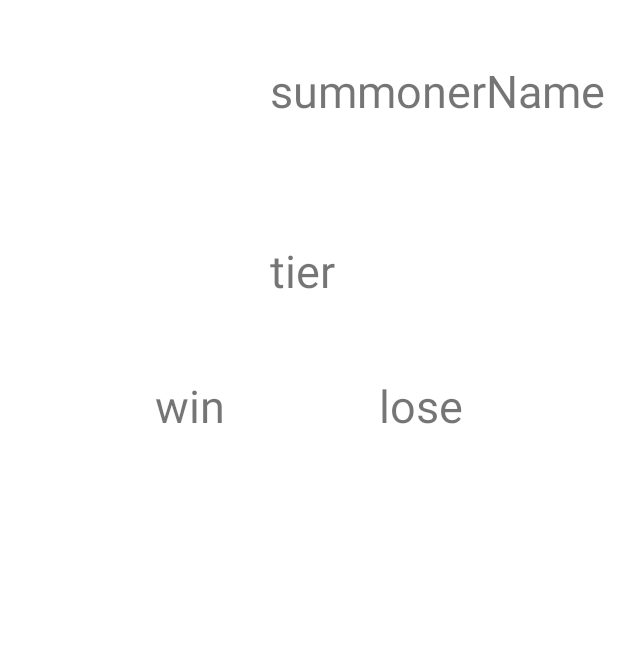
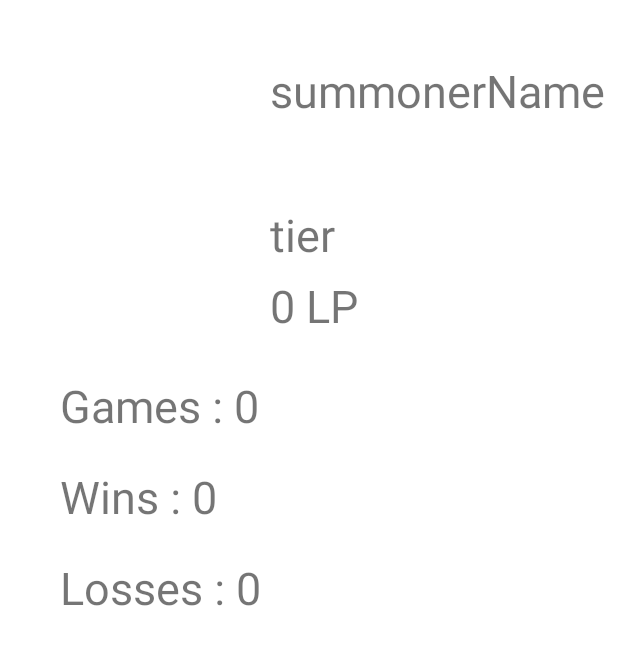
Before and after one commit to silverthreadk/TFTStatistics, an Android app: the layout fragment_summoner.xml on its own in the app's theme, with its tools: preview values and no code run, on a phone screen of 412 x 824 dp. Shown: the top 645 px of the screen. Run offline under Robolectric (Android 15) with nearby library versions, the phone set to English and light mode, and no system bars.

Commit message:
Update to show league entry by summoner

```diff
--- a/app/src/main/java/com/silverthread/tftstatistics/networking/RemoteApiService.kt
+++ b/app/src/main/java/com/silverthread/tftstatistics/networking/RemoteApiService.kt
@@ -1,5 +1,6 @@
 package com.silverthread.tftstatistics.networking
 
+import com.silverthread.tftstatistics.model.response.LeagueEntry
 import com.silverthread.tftstatistics.model.response.Summoner
 import retrofit2.Response
 import retrofit2.http.*
@@ -9,4 +10,7 @@ interface RemoteApiService {
     @GET("/tft/summoner/v1/summoners/by-name/{summonerName}")
     suspend fun getSummoner(@Path("summonerName") summonerName: String, @Query("api_key") apiKey: String): Response<Summoner>
 
+    @GET("/tft/league/v1/entries/by-summoner/{encryptedSummonerId}")
+    suspend fun getTFTLegueBySummoner(@Path("encryptedSummonerId") summonerName: String, @Query("api_key") apiKey: String): Response<Set<LeagueEntry>>
+
 }
--- a/app/src/main/res/layout/fragment_summoner.xml
+++ b/app/src/main/res/layout/fragment_summoner.xml
@@ -41,30 +41,82 @@
         android:layout_height="wrap_content"
         android:layout_marginStart="40dp"
         android:textSize="30sp"
-        app:layout_constraintBottom_toBottomOf="@+id/imageTierIcon"
+        app:layout_constraintBottom_toTopOf="@+id/leaguePoints"
         app:layout_constraintStart_toEndOf="@+id/imageTierIcon"
         app:layout_constraintTop_toTopOf="@+id/imageTierIcon"
         tools:text="tier" />
 
     <TextView
-        android:id="@+id/win"
+        android:id="@+id/leaguePoints"
+        android:layout_width="wrap_content"
+        android:layout_height="wrap_content"
+        android:layout_marginStart="40dp"
+        android:textSize="30sp"
+        app:layout_constraintBottom_toBottomOf="@+id/imageTierIcon"
+        app:layout_constraintStart_toEndOf="@+id/imageTierIcon"
+        app:layout_constraintTop_toBottomOf="@+id/tier"
+        tools:text="0 LP" />
+
+    <TextView
+        android:id="@+id/gamesLable"
+        android:layout_width="wrap_content"
+        android:layout_height="wrap_content"
+        android:layout_marginStart="40dp"
+        android:layout_marginTop="20dp"
+        android:text="Games : "
+        android:textSize="30sp"
+        app:layout_constraintStart_toStartOf="parent"
+        app:layout_constraintTop_toBottomOf="@+id/imageTierIcon"/>
+
+    <TextView
+        android:id="@+id/games"
         android:layout_width="wrap_content"
         android:layout_height="wrap_content"
         android:layout_marginTop="20dp"
         android:textSize="30sp"
-        app:layout_constraintEnd_toStartOf="@+id/lose"
-        app:layout_constraintStart_toStartOf="parent"
+        app:layout_constraintStart_toEndOf="@+id/gamesLable"
         app:layout_constraintTop_toBottomOf="@+id/imageTierIcon"
-        tools:text="win" />
+        tools:text="0" />
 
     <TextView
-        android:id="@+id/lose"
+        android:id="@+id/winsLable"
+        android:layout_width="wrap_content"
+        android:layout_height="wrap_content"
+        android:layout_marginStart="40dp"
+        android:layout_marginTop="20dp"
+        android:text="Wins : "
+        android:textSize="30sp"
+        app:layout_constraintStart_toStartOf="parent"
+        app:layout_constraintTop_toBottomOf="@+id/gamesLable"/>
+
+    <TextView
+        android:id="@+id/wins"
         android:layout_width="wrap_content"
         android:layout_height="wrap_content"
         android:layout_marginTop="20dp"
         android:textSize="30sp"
-        app:layout_constraintEnd_toEndOf="parent"
-        app:layout_constraintStart_toEndOf="@+id/win"
-        app:layout_constraintTop_toBottomOf="@+id/imageTierIcon"
-        tools:text="lose" />
+        app:layout_constraintStart_toEndOf="@+id/winsLable"
+        app:layout_constraintTop_toBottomOf="@+id/gamesLable"
+        tools:text="0" />
+
+    <TextView
+        android:id="@+id/lossesLable"
+        android:layout_width="wrap_content"
+        android:layout_height="wrap_content"
+        android:layout_marginStart="40dp"
+        android:layout_marginTop="20dp"
+        android:text="Losses : "
+        android:textSize="30sp"
+        app:layout_constraintStart_toStartOf="parent"
+        app:layout_constraintTop_toBottomOf="@+id/winsLable" />
+
+    <TextView
+        android:id="@+id/losses"
+        android:layout_width="wrap_content"
+        android:layout_height="wrap_content"
+        android:layout_marginTop="20dp"
+        android:textSize="30sp"
+        app:layout_constraintStart_toEndOf="@+id/lossesLable"
+        app:layout_constraintTop_toBottomOf="@+id/winsLable"
+        tools:text="0" />
 </androidx.constraintlayout.widget.ConstraintLayout>
```
Also changed, not shown: app/src/main/java/com/silverthread/tftstatistics/model/response/LeagueEntry.kt (added, +17 -0 lines), app/src/main/java/com/silverthread/tftstatistics/networking/RemoteApi.kt (+13 -0 lines), app/src/main/java/com/silverthread/tftstatistics/ui/summoner/SummonerFragment.kt (+11 -0 lines), app/src/main/java/com/silverthread/tftstatistics/ui/summoner/SummonerViewModel.kt (+16 -2 lines), app/src/main/res/drawable-hdpi/emblem_bronze.png (added), app/src/main/res/drawable-hdpi/emblem_challenger.png (added), app/src/main/res/drawable-hdpi/emblem_diamond.png (added), app/src/main/res/drawable-hdpi/emblem_gold.png (added), app/src/main/res/drawable-hdpi/emblem_grandmaster.png (added), app/src/main/res/drawable-hdpi/emblem_iron.png (added), app/src/main/res/drawable-hdpi/emblem_master.png (added), app/src/main/res/drawable-hdpi/emblem_platinum.png (added), app/src/main/res/drawable-hdpi/emblem_silver.png (added).
